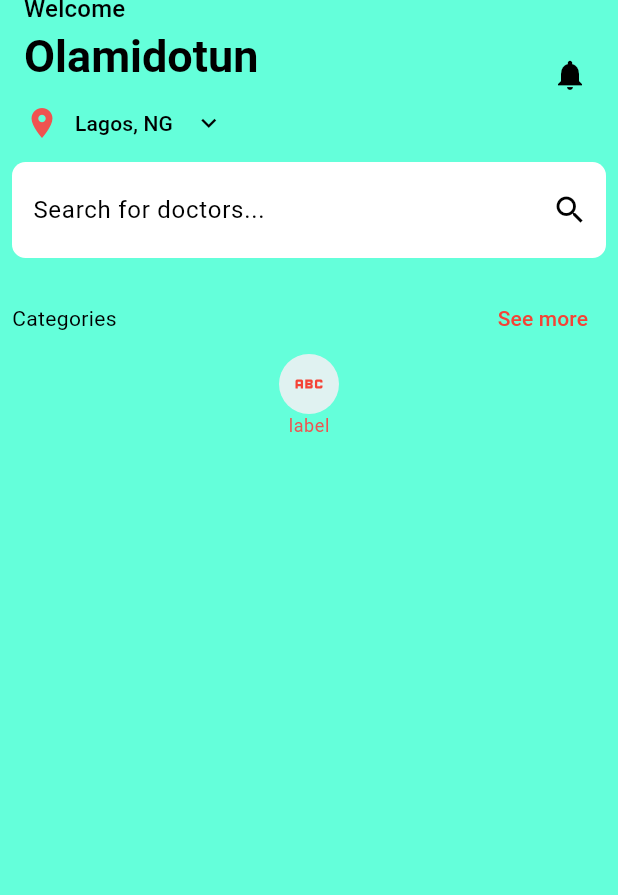
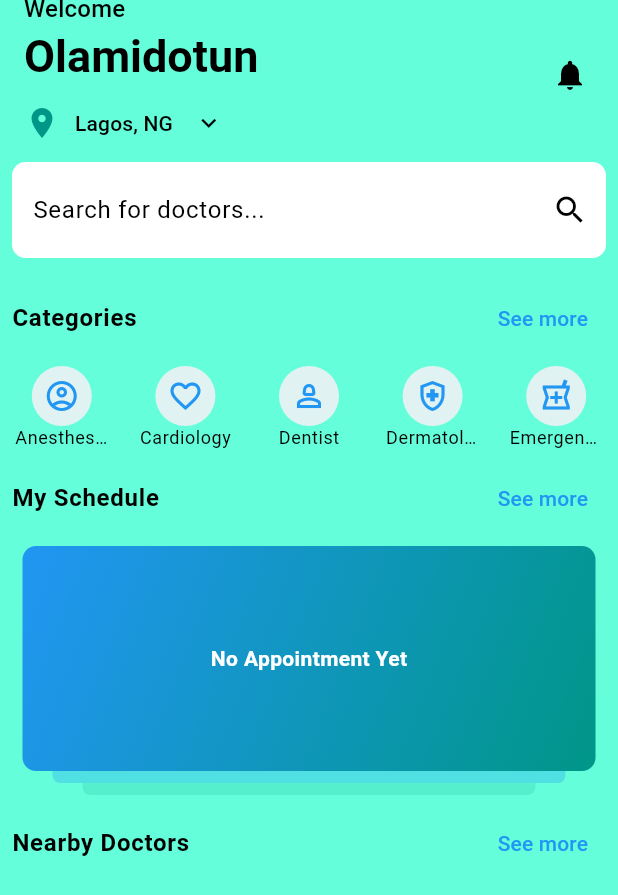
Before and after one commit to Olamidotune/Doctor_App, a Flutter app: the screen it shows after launch, on a phone screen of 412 x 824 dp. Shown: the top 895 px of the screen. Run offline on Flutter 3.47's test engine with Material 3 defaults, Android fonts, the phone set to English and light mode, and no system bars; our stand-ins replace equatable, google_maps_flutter.

Commit message:
completed the no appointment card and categoties sections

```diff
--- a/lib/config/theme.dart
+++ b/lib/config/theme.dart
@@ -16,9 +16,9 @@ class AppTheme {
   static ColorScheme get _colorSheme {
     return ColorScheme(
         brightness: Brightness.light,
-        primary: Colors.red,
+        primary: Colors.blue,
         onPrimary: Colors.teal.shade50,
-        secondary: Colors.red.shade400,
+        secondary: Colors.teal,
         onSecondary: Colors.amber,
         error: Colors.red,
         onError: Colors.redAccent,
--- a/lib/presentation/screens/home/home.dart
+++ b/lib/presentation/screens/home/home.dart
@@ -1,8 +1,10 @@
 // ignore_for_file: prefer_const_constructors, unused_element
 
+import 'package:doctor_booking_app/presentation/widgets/appointment_card.dart';
 import 'package:doctor_booking_app/presentation/widgets/avatar.dart';
 import 'package:doctor_booking_app/presentation/widgets/section_tile.dart';
 import 'package:flutter/material.dart';
+import 'package:models/models.dart';
 
 class HomeScreen extends StatelessWidget {
   const HomeScreen({super.key});
@@ -91,8 +93,49 @@ class HomeView extends StatelessWidget {
       ),
       body: SingleChildScrollView(
         physics: BouncingScrollPhysics(),
-        child: _DoctorCategories(),
+        child: Column(
+          children: const [
+            _DoctorCategories(),
+            _MySchedule(),
+            _NearbyDoctors(),
+          ],
         ),
+      ),
+    );
+  }
+}
+
+class _NearbyDoctors extends StatelessWidget {
+  const _NearbyDoctors({super.key});
+
+  @override
+  Widget build(BuildContext context) {
+    return Column(
+      children: [
+        SectionTile(
+          text: "Nearby Doctors",
+          action: "See more",
+          onPressed: () {},
+        ),
+      ],
+    );
+  }
+}
+
+class _MySchedule extends StatelessWidget {
+  const _MySchedule({super.key});
+
+  @override
+  Widget build(BuildContext context) {
+    return Column(
+      children: [
+        SectionTile(
+          text: "My Schedule",
+          action: "See more",
+          onPressed: () {},
+        ),
+        const AppointmentCard(),
+      ],
     );
   }
 }
@@ -102,18 +145,26 @@ class _DoctorCategories extends StatelessWidget {
 
   @override
   Widget build(BuildContext context) {
-    return Padding(
-      padding: const EdgeInsets.all(8.0),
-      child: Column(
+    return Column(
       children: [
         SectionTile(
           text: "Categories",
           action: "See more",
           onPressed: () {},
         ),
-          CustomCircleAvatar(label: "label", icon: Icons.abc)
+        Row(
+            children: DoctorCategory.values
+                .take(5)
+                .map(
+                  (category) => Expanded(
+                    child: CustomCircleAvatar(
+                      label: category.name,
+                      icon: category.icon,
+                    ),
+                  ),
+                )
+                .toList())
       ],
-      ),
     );
   }
 }
--- /dev/null
+++ b/lib/presentation/widgets/appointment_card.dart
@@ -0,0 +1,71 @@
+import 'package:flutter/material.dart';
+
+class AppointmentCard extends StatelessWidget {
+  const AppointmentCard({super.key});
+
+  @override
+  Widget build(BuildContext context) {
+    final colorScheme = Theme.of(context).colorScheme;
+    final textTheme = Theme.of(context).textTheme;
+    return Padding(
+      padding: const EdgeInsets.symmetric(horizontal:15.0),
+      child: Column(
+        children: [
+          Container(
+            decoration: BoxDecoration(
+              borderRadius: BorderRadius.circular(
+                9.0,
+              ),
+              gradient: LinearGradient(
+                  begin: Alignment.topLeft,
+                  end: Alignment.bottomRight,
+                  colors: [colorScheme.primary, colorScheme.secondary]),
+            ),
+            child: Column(
+              children: [
+                SizedBox(
+                  height: 150,
+                  child: Center(
+                    child: Text(
+                      "No Appointment Yet",
+                      style: textTheme.bodyMedium!.copyWith(
+                          color: Colors.white, fontWeight: FontWeight.w600),
+                    ),
+                  ),
+                ),
+              ],
+            ),
+          ),
+          Container(
+            height: 8,
+            margin: const EdgeInsets.symmetric(horizontal: 20),
+            decoration: BoxDecoration(
+              color: colorScheme.primary.withOpacity(
+                0.3,
+              ),
+              borderRadius: const BorderRadius.vertical(
+                bottom: Radius.circular(
+                  5,
+                ),
+              ),
+            ),
+          ),
+            Container(
+            height: 8,
+            margin: const EdgeInsets.symmetric(horizontal: 40),
+            decoration: BoxDecoration(
+              color: colorScheme.secondary.withOpacity(
+                0.15,
+              ),
+              borderRadius: const BorderRadius.vertical(
+                bottom: Radius.circular(
+                  5,
+                ),
+              ),
+            ),
+          )
+        ],
+      ),
+    );
+  }
+}
--- a/lib/presentation/widgets/avatar.dart
+++ b/lib/presentation/widgets/avatar.dart
@@ -14,7 +14,9 @@ class CustomCircleAvatar extends StatelessWidget {
   @override
   Widget build(BuildContext context) {
     final colorScheme = Theme.of(context).colorScheme;
-    return Column(
+    return Padding(
+      padding: const EdgeInsets.symmetric(horizontal: 10.0),
+      child: Column(
         children: [
           GestureDetector(
             child: Column(
@@ -29,13 +31,14 @@ class CustomCircleAvatar extends StatelessWidget {
                   maxLines: 1,
                   overflow: TextOverflow.ellipsis,
                   style: Theme.of(context).textTheme.bodySmall!.copyWith(
-                      color: colorScheme.secondary,
+                        color: Colors.black
                       ),
                 ),
               ],
             ),
           )
         ],
+      ),
     );
   }
 }
--- a/lib/presentation/widgets/section_tile.dart
+++ b/lib/presentation/widgets/section_tile.dart
@@ -9,11 +9,15 @@ class SectionTile extends StatelessWidget {
 
   @override
   Widget build(BuildContext context) {
-    return Row(
+    final textTheme = Theme.of(context).textTheme;
+    return Padding(
+      padding: const EdgeInsets.all(8.0),
+      child: Row(
         mainAxisAlignment: MainAxisAlignment.spaceBetween,
         children: [
           Text(
             text,
+            style: textTheme.bodyLarge!.copyWith(fontWeight: FontWeight.bold),
           ),
           if (action != null)
             TextButton(
@@ -24,6 +28,7 @@ class SectionTile extends StatelessWidget {
               ),
             )
         ],
+      ),
     );
   }
 }
```
Also changed, not shown: 3 other files. Lines whose indentation alone changed are shown as unchanged.
